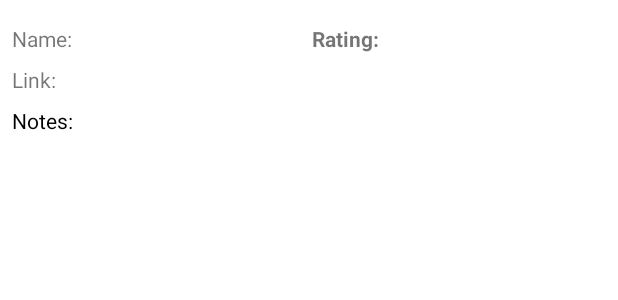
After one commit to mho-bbk/myrecipes, an Android app: the layout item_preview_recipe_saved.xml on its own in the app's theme, with its tools: preview values and no code run, on a phone screen of 412 x 824 dp. The commit adds this screen. Shown: the top 300 px of the screen. Run offline under Robolectric (Android 15) with nearby library versions, the phone set to English and light mode, and no system bars.

Commit message:
Started implementing RecyclerView for Recipe items

```diff
--- a/src/main/java/com/example/myrecipes/recipes/RecipesFragment.kt
+++ b/src/main/java/com/example/myrecipes/recipes/RecipesFragment.kt
@@ -39,6 +39,7 @@ class RecipesFragment : Fragment() {
         binding.lifecycleOwner = viewLifecycleOwner
 
         binding.saveButton.setOnClickListener { saveRecipe() }
+//        binding.viewSavedButton.setOnClickListener { //Navigate to saved recipes fragment using Navigation }
     }
 
     private fun saveRecipe() {
--- /dev/null
+++ b/src/main/res/layout/item_preview_recipe_saved.xml
@@ -0,0 +1,52 @@
+<?xml version="1.0" encoding="utf-8"?>
+<androidx.constraintlayout.widget.ConstraintLayout xmlns:android="http://schemas.android.com/apk/res/android"
+    android:layout_width="match_parent"
+    android:layout_height="match_parent"
+    xmlns:app="http://schemas.android.com/apk/res-auto">
+
+    <TextView
+        android:id="@+id/item_recipe_name"
+        android:layout_width="wrap_content"
+        android:layout_height="wrap_content"
+        android:layout_marginStart="8dp"
+        android:layout_marginTop="16dp"
+        android:text="Name: "
+        app:layout_constraintStart_toStartOf="parent"
+        app:layout_constraintTop_toTopOf="parent" />
+
+    <TextView
+        android:id="@+id/item_rating"
+        android:layout_width="wrap_content"
+        android:layout_height="wrap_content"
+        android:text="Rating: "
+        android:textStyle="bold"
+        app:layout_constraintBottom_toBottomOf="@id/item_recipe_name"
+        app:layout_constraintRight_toRightOf="parent"
+        app:layout_constraintLeft_toRightOf="@id/item_recipe_name"
+        app:layout_constraintTop_toTopOf="@id/item_recipe_name" />
+
+    <TextView
+        android:id="@+id/item_link"
+        android:layout_width="wrap_content"
+        android:layout_height="wrap_content"
+        android:layout_marginStart="8dp"
+        android:layout_marginTop="8dp"
+        android:ellipsize="end"
+        android:text="Link: "
+        app:layout_constraintStart_toStartOf="parent"
+        app:layout_constraintTop_toBottomOf="@id/item_recipe_name" />
+
+    <TextView
+        android:id="@+id/item_notes"
+        android:layout_width="match_parent"
+        android:layout_height="wrap_content"
+        android:layout_marginStart="8dp"
+        android:layout_marginTop="8dp"
+        android:ellipsize="end"
+        android:maxLines="5"
+        android:text="Notes: "
+        android:textColor="@android:color/black"
+        app:layout_constraintEnd_toEndOf="parent"
+        app:layout_constraintTop_toBottomOf="@id/item_link" />
+
+</androidx.constraintlayout.widget.ConstraintLayout>
--- a/src/main/res/values/strings.xml
+++ b/src/main/res/values/strings.xml
@@ -5,6 +5,7 @@
     <string name="recipe_rating">Recipe Rating</string>
     <string name="recipe_notes">Recipe Notes</string>
     <string name="save">Save</string>
+    <string name="view_saved">View saved recipes</string>
 
     <!-- Converter -->
     <string name="app_name">MyRecipes</string>
```
Also changed, not shown: src/main/java/com/example/myrecipes/adapters/RecipeAdapter.kt (added, +73 -0 lines), src/main/java/com/example/myrecipes/recipes/SavedRecipesFragment.kt (added, +7 -0 lines), src/main/res/layout/fragment_recipes_input.xml (+10 -0 lines), src/main/res/layout/fragment_recipes_saved.xml (added, +11 -0 lines), 1 other file.
